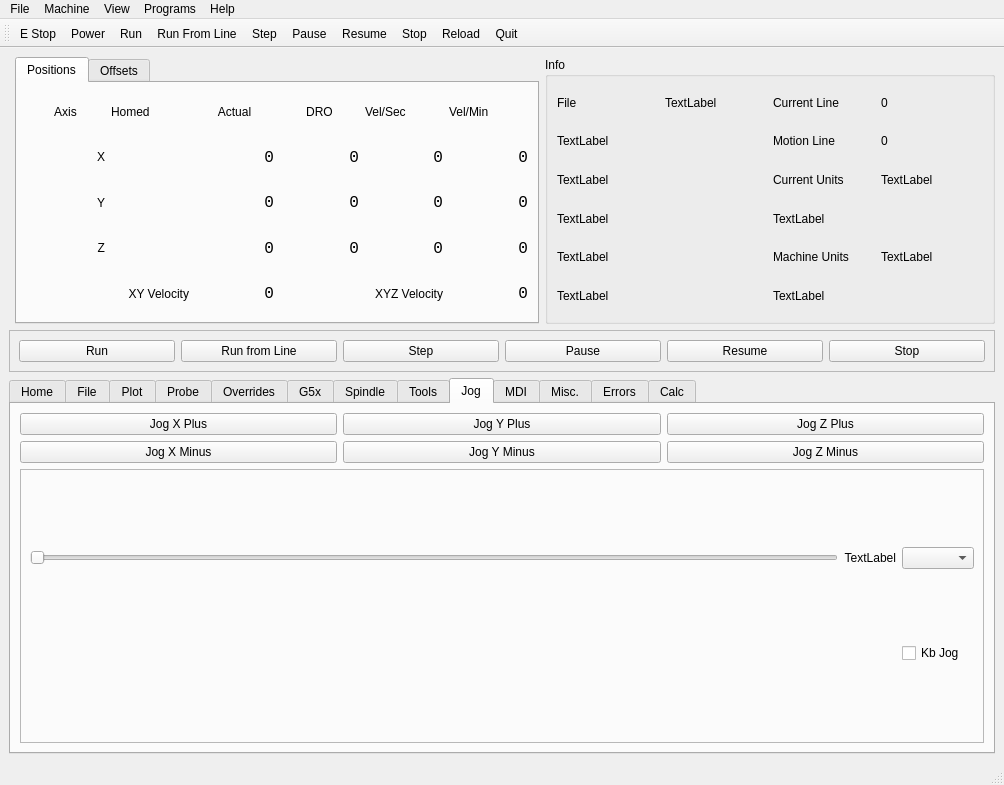
This is examples/xyz/xyz.ui in jethornton/flexgui as Qt 5 draws it before an edit. The edited form follows.
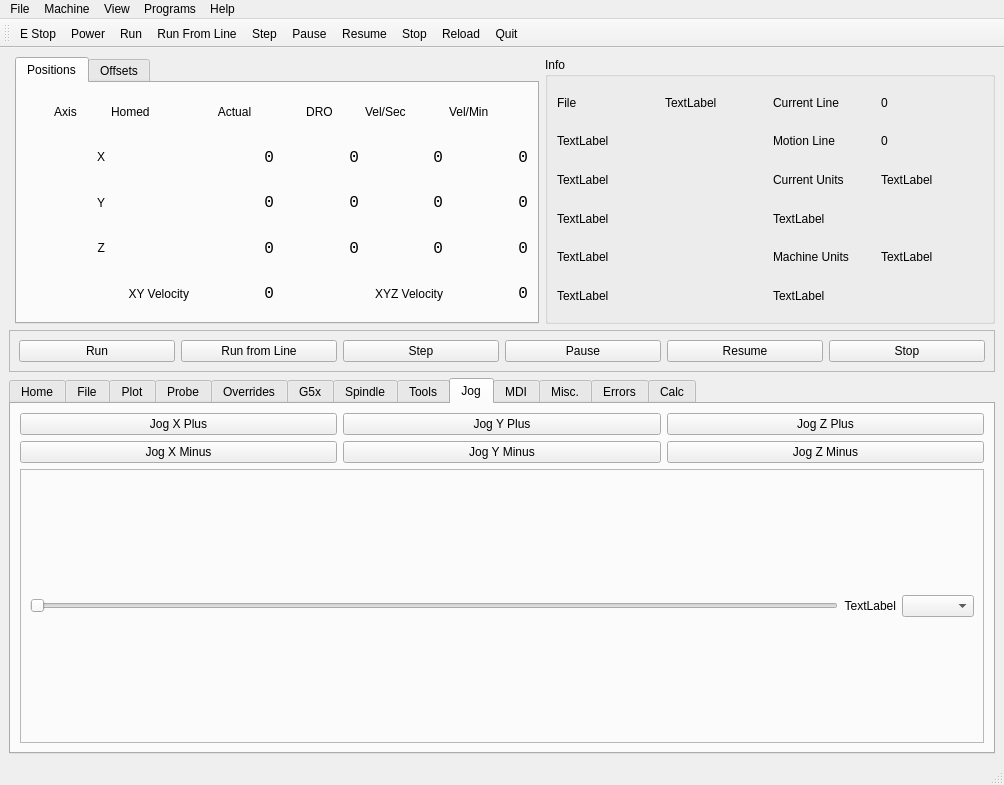
This is the edited form. The open tabs and pages were chosen to show the change.

The edit to the form file:
```diff
--- a/examples/xyz/xyz.ui
+++ b/examples/xyz/xyz.ui
@@ -2448,16 +2448,6 @@
              </property>
             </widget>
            </item>
-           <item row="1" column="2">
-            <widget class="QCheckBox" name="keyboard_jog_cb">
-             <property name="text">
-              <string>Kb Jog</string>
-             </property>
-             <property name="checked">
-              <bool>false</bool>
-             </property>
-            </widget>
-           </item>
           </layout>
          </widget>
         </item>
```
Left out of the diff: 2 changed lines with no effect on the pictures.
